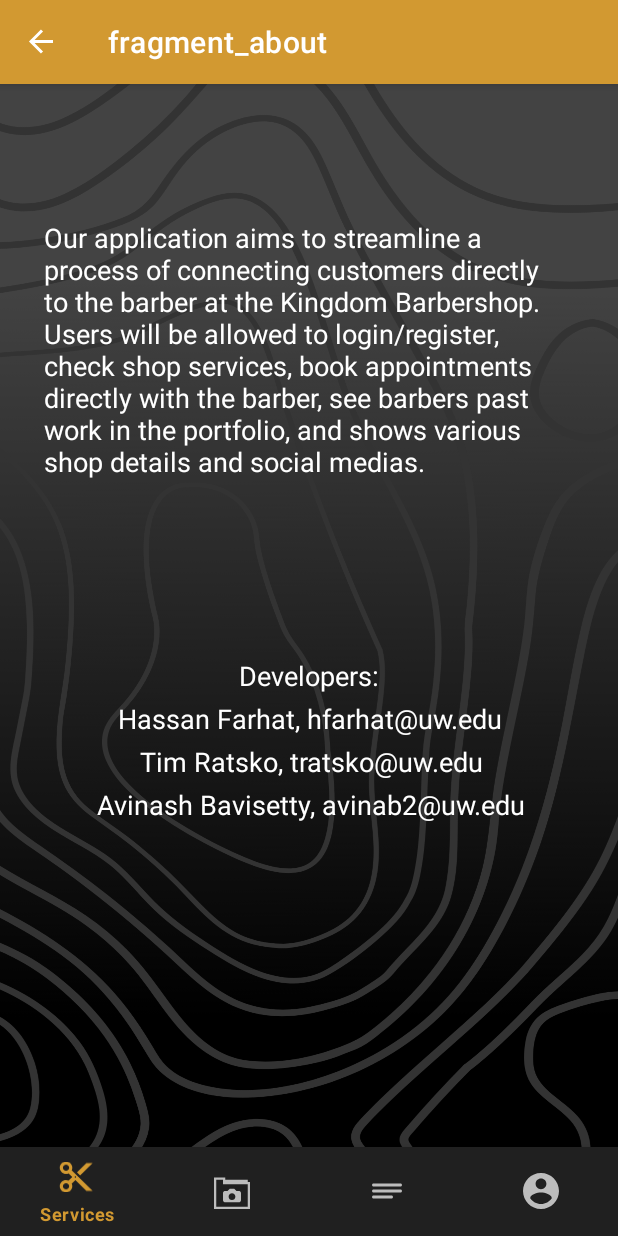
After one commit to avi53/Barber_Mobile_Application, an Android app: the AboutFragment screen opened through its navigation route, on a phone screen of 412 x 824 dp. The commit adds this screen. Run offline under Robolectric (Android 15) with nearby library versions, the phone set to English and light mode, and no system bars; our stand-ins replace navigation-ui.

Commit message:
24th: Added about section in the shop details tab of the application

```diff
--- /dev/null
+++ b/app/src/main/java/edu/tacoma/uw/barber_mobile_application/AboutFragment.java
@@ -0,0 +1,22 @@
+package edu.tacoma.uw.barber_mobile_application;
+
+import android.os.Bundle;
+
+import androidx.fragment.app.Fragment;
+
+import android.view.LayoutInflater;
+import android.view.View;
+import android.view.ViewGroup;
+
+/**
+ * A simple {@link Fragment} subclass.
+ */
+public class AboutFragment extends Fragment {
+
+    @Override
+    public View onCreateView(LayoutInflater inflater, ViewGroup container,
+                             Bundle savedInstanceState) {
+        // Inflate the layout for this fragment
+        return inflater.inflate(R.layout.fragment_about, container, false);
+    }
+}
--- a/app/src/main/java/edu/tacoma/uw/barber_mobile_application/ui/details/DetailsFragment.java
+++ b/app/src/main/java/edu/tacoma/uw/barber_mobile_application/ui/details/DetailsFragment.java
@@ -20,6 +20,8 @@ import android.widget.Toast;
 
 import androidx.annotation.NonNull;
 import androidx.fragment.app.Fragment;
+import androidx.navigation.Navigation;
+
 import com.google.android.gms.maps.CameraUpdateFactory;
 import com.google.android.gms.maps.GoogleMap;
 import com.google.android.gms.maps.OnMapReadyCallback;
@@ -60,6 +62,7 @@ public class DetailsFragment extends Fragment {
         ImageButton instagramButton = view.findViewById(R.id.details_instagram);
         ImageButton facebookButton = view.findViewById(R.id.details_facebook);
         TextView policyButton = view.findViewById(R.id.details_policy);
+        TextView aboutButton = view.findViewById(R.id.details_about);
 
         // Restore saved state if available
         if (savedInstanceState != null) {
@@ -86,7 +89,13 @@ public class DetailsFragment extends Fragment {
             @Override
             public void onClick(View v) {
                 Toast.makeText(getContext(), "NEED TO SEND TO NEW POLICY/CANCELLATION ACTIVITY", Toast.LENGTH_SHORT).show();
-
+            }
+        });
+        aboutButton.setOnClickListener(new View.OnClickListener() {
+            @Override
+            public void onClick(View v) {
+                Navigation.findNavController(requireView())
+                        .navigate(R.id.action_navigation_details_to_aboutFragment2);
             }
         });
 
--- /dev/null
+++ b/app/src/main/res/layout/fragment_about.xml
@@ -0,0 +1,74 @@
+<?xml version="1.0" encoding="utf-8"?>
+<androidx.constraintlayout.widget.ConstraintLayout xmlns:android="http://schemas.android.com/apk/res/android"
+    xmlns:app="http://schemas.android.com/apk/res-auto"
+    xmlns:tools="http://schemas.android.com/tools"
+    android:layout_width="match_parent"
+    android:layout_height="match_parent"
+    tools:context=".AboutFragment">
+
+    <TextView
+        android:id="@+id/textView4"
+        android:layout_width="354dp"
+        android:layout_height="212dp"
+        android:layout_marginTop="88dp"
+        android:text="Our application aims to streamline a process of connecting customers directly to the barber at the Kingdom Barbershop. Users will be allowed to login/register, check shop services, book appointments directly with the barber, see barbers past work in the portfolio, and shows various shop details and social medias."
+        android:textColor="@color/white"
+        android:textSize="18dp"
+        app:layout_constraintBottom_toTopOf="@+id/textView5"
+        app:layout_constraintEnd_toEndOf="parent"
+        app:layout_constraintStart_toStartOf="parent"
+        app:layout_constraintTop_toTopOf="parent"
+        app:layout_constraintVertical_bias="0.023" />
+
+    <TextView
+        android:id="@+id/textView5"
+        android:layout_width="wrap_content"
+        android:layout_height="wrap_content"
+        android:layout_marginBottom="4dp"
+        android:text="Developers:"
+        android:textColor="@color/white"
+        android:textSize="18dp"
+        app:layout_constraintBottom_toTopOf="@+id/textView"
+        app:layout_constraintEnd_toEndOf="parent"
+        app:layout_constraintStart_toStartOf="parent" />
+
+    <TextView
+        android:id="@+id/textView"
+        android:layout_width="wrap_content"
+        android:layout_height="wrap_content"
+        android:layout_marginBottom="4dp"
+        android:text="Hassan Farhat, hfarhat@uw.edu"
+        android:textColor="@color/white"
+        android:textSize="18dp"
+        app:layout_constraintBottom_toTopOf="@+id/textView2"
+        app:layout_constraintEnd_toEndOf="parent"
+        app:layout_constraintHorizontal_bias="0.506"
+        app:layout_constraintStart_toStartOf="parent" />
+
+    <TextView
+        android:id="@+id/textView3"
+        android:layout_width="wrap_content"
+        android:layout_height="wrap_content"
+        android:layout_marginBottom="216dp"
+        android:text="Avinash Bavisetty, avinab2@uw.edu"
+        android:textColor="@color/white"
+        android:textSize="18dp"
+        app:layout_constraintBottom_toBottomOf="parent"
+        app:layout_constraintEnd_toEndOf="parent"
+        app:layout_constraintHorizontal_bias="0.511"
+        app:layout_constraintStart_toStartOf="parent" />
+
+    <TextView
+        android:id="@+id/textView2"
+        android:layout_width="wrap_content"
+        android:layout_height="wrap_content"
+        android:layout_marginBottom="4dp"
+        android:text="Tim Ratsko, tratsko@uw.edu"
+        android:textColor="@color/white"
+        android:textSize="18dp"
+        app:layout_constraintBottom_toTopOf="@+id/textView3"
+        app:layout_constraintEnd_toEndOf="parent"
+        app:layout_constraintHorizontal_bias="0.51"
+        app:layout_constraintStart_toStartOf="parent" />
+
+</androidx.constraintlayout.widget.ConstraintLayout>
--- a/app/src/main/res/layout/fragment_details.xml
+++ b/app/src/main/res/layout/fragment_details.xml
@@ -152,6 +152,15 @@
                 android:paddingBottom="8dp"
                 android:textColor="@color/teal_200"/>
 
+            <TextView
+                android:id="@+id/details_about"
+                android:layout_width="match_parent"
+                android:layout_height="wrap_content"
+                android:text="@string/about_section"
+                android:textSize="18sp"
+                android:paddingBottom="8dp"
+                android:textColor="@color/teal_200"/>
+
         </LinearLayout>
     </ScrollView>
 </RelativeLayout>
--- a/app/src/main/res/navigation/mobile_navigation.xml
+++ b/app/src/main/res/navigation/mobile_navigation.xml
@@ -25,7 +25,11 @@
         android:id="@+id/navigation_details"
         android:name="edu.tacoma.uw.barber_mobile_application.ui.details.DetailsFragment"
         android:label="@string/title_details"
-        tools:layout="@layout/fragment_details" />
+        tools:layout="@layout/fragment_details" >
+        <action
+            android:id="@+id/action_navigation_details_to_aboutFragment2"
+            app:destination="@id/aboutFragment2" />
+    </fragment>
 
     <fragment
         android:id="@+id/navigation_account"
@@ -46,4 +50,9 @@
         android:name="edu.tacoma.uw.barber_mobile_application.ui.services.BookFragment"
         android:label="fragment_book"
         tools:layout="@layout/fragment_book" />
+    <fragment
+        android:id="@+id/aboutFragment2"
+        android:name="edu.tacoma.uw.barber_mobile_application.AboutFragment"
+        android:label="fragment_about"
+        tools:layout="@layout/fragment_about" />
 </navigation>
--- a/app/src/main/res/values/strings.xml
+++ b/app/src/main/res/values/strings.xml
@@ -8,7 +8,7 @@
     <string name="title_instagram">Instagram</string>
     <string name="title_facebook">Facebook</string>
     <string name="policy"><u>Payment and Cancellation Policy</u></string>
-
+    <string name="about_section"><u>About The Developers of this App</u></string>
 
     <string name="Haircut50">$50 - Haircut</string>
     <string name="Haircut25">$25 - Beard</string>
```
